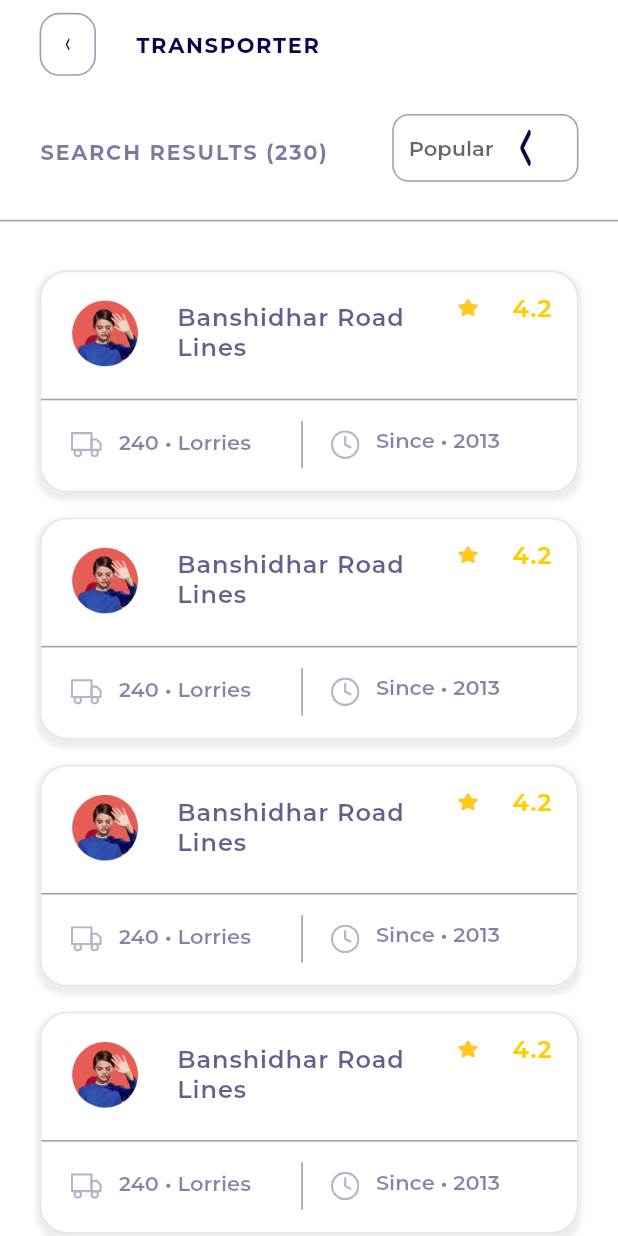
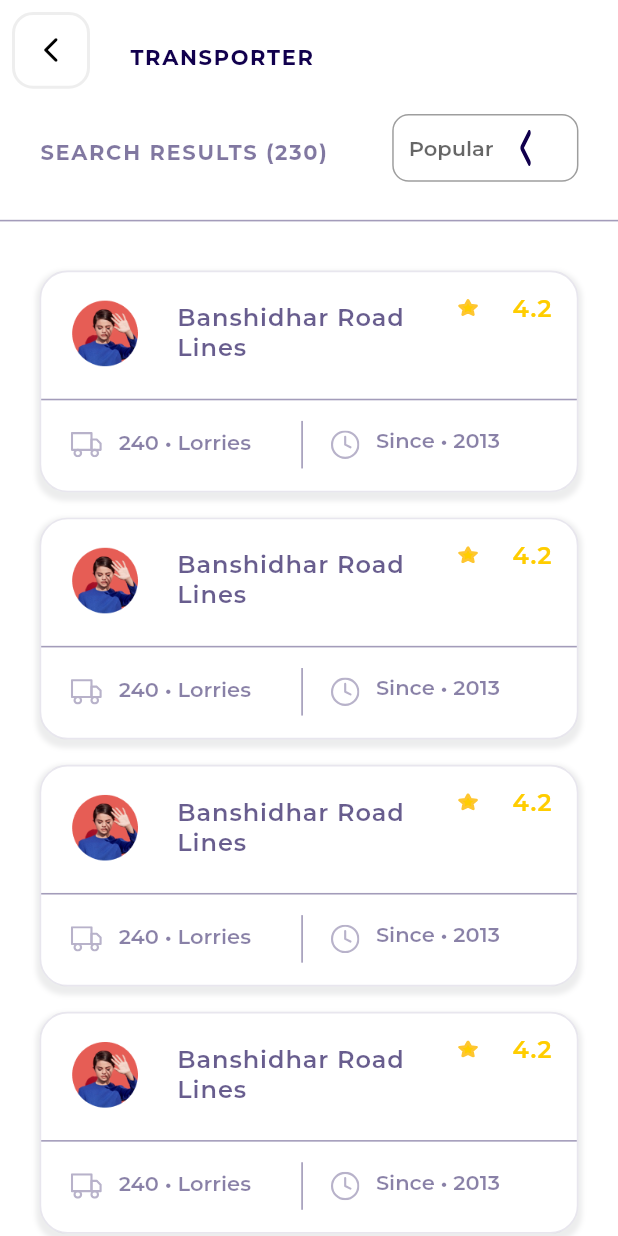
Before and after one commit to mmstq/truckz, a Flutter app: the TransportersPageScreen screen opened by its route, on a phone screen of 412 x 824 dp. Run offline on Flutter 3.47's test engine with Material 2 defaults, Android fonts, the phone set to English and light mode, and no system bars; our stand-ins replace cached_network_image, connectivity_plus, flutter_otp_text_field, flutter_svg, get, shared_preferences and 1 more; missing offline and left inert: searchbar_animation; accounts and stored records are empty.

Commit message:
Update by Aadil

```diff
--- a/lib/presentation/home_page_screen/controller/home_page_controller.dart
+++ b/lib/presentation/home_page_screen/controller/home_page_controller.dart
@@ -4,6 +4,7 @@ import 'package:flutter/material.dart';
 
 class HomePageController extends GetxController {
   TextEditingController floatingButtonController = TextEditingController();
+  TextEditingController searchFieldController = TextEditingController();
 
   Rx<HomePageModel> homePageModelObj = HomePageModel().obs;
   RxBool isSearching = false.obs;
@@ -12,10 +13,7 @@ class HomePageController extends GetxController {
   void onReady() {
     super.onReady();
   }
-  // void changeValue(){
-  //   isSearching.value = !isSearching.value;
-  //
-  // }
+
 
 
   @override
--- a/lib/presentation/transporters_page_screen/transporters_page_screen.dart
+++ b/lib/presentation/transporters_page_screen/transporters_page_screen.dart
@@ -16,13 +16,29 @@ class TransportersPageScreen extends GetWidget<TransportersPageController> {
             backgroundColor: ColorConstant.whiteA700,
             appBar: CustomAppBar(
                 height: getVerticalSize(56.00),
-                leadingWidth: 64,
-                leading: AppbarIconbutton(
-                    svgPath: ImageConstant.imgArrowleft,
-                    margin: getMargin(left: 24, top: 8, bottom: 8),
-                    onTap: onTapArrowleft4),
+                leadingWidth: 60,
+                leading: Container(
+                  alignment: Alignment.center,
+                  margin: EdgeInsets.only(left: 8, top: 8),
+                  height: 50,
+                  width: 50,
+                  child: IconButton(
+                    icon: Icon(
+                      Icons.arrow_back_ios_new_rounded,
+                      size: 20,
+                      color: Colors.black,
+                    ),
+                    onPressed: () {
+                      onTapArrowleft4();
+                    },
+                  ),
+                  decoration: BoxDecoration(
+                      borderRadius: BorderRadius.circular(14),
+                      border: Border.all(
+                          color: Colors.grey.shade200, width: 2)),
+                ),
                 title: AppbarTitle(
-                    text: "lbl_transporter".tr, margin: getMargin(left: 24))),
+                    text: "lbl_transporter".tr, margin: getMargin(left: 24, top: 15)),),
             body: SingleChildScrollView(
               child: Column(
                   mainAxisSize: MainAxisSize.min,
```
Also changed, not shown: lib/presentation/home_page_screen/home_page_screen.dart (+2 -11 lines).
